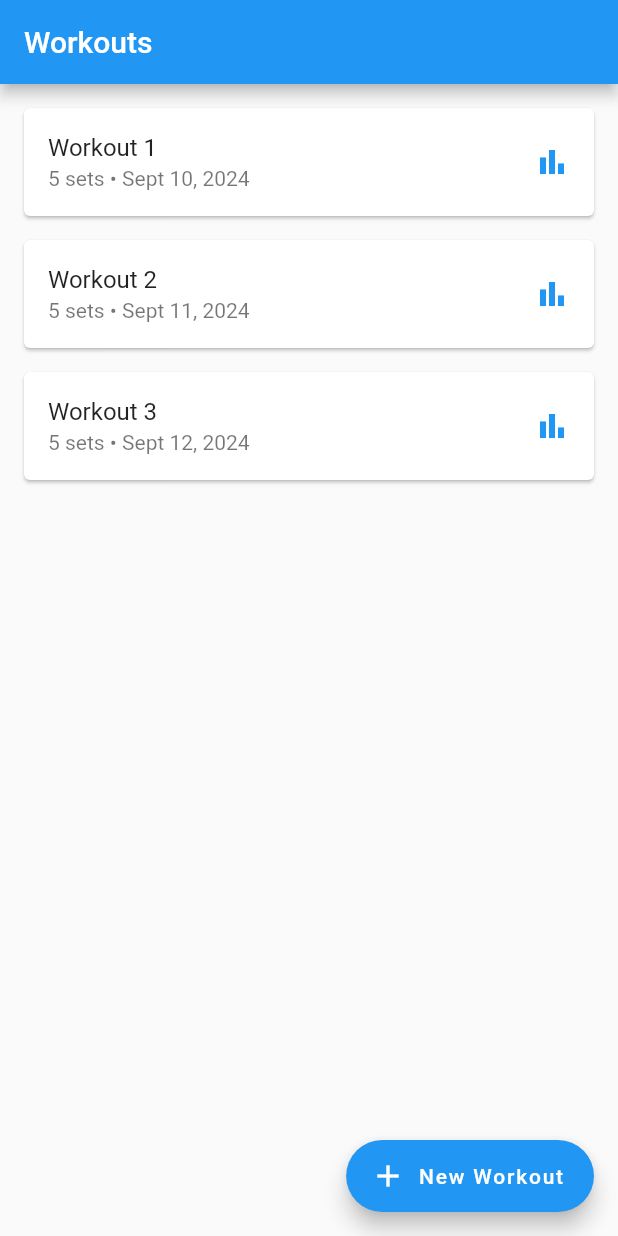
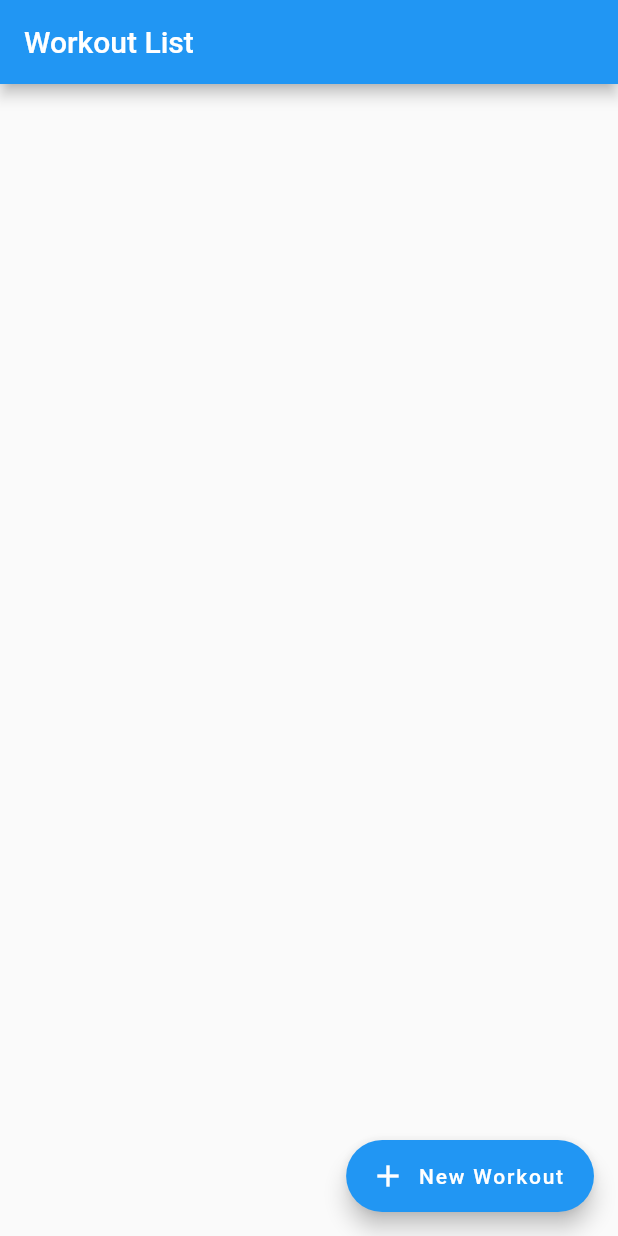
Before and after one commit to brunovsiqueira/magic_fitness, a Flutter app: the screen it shows after launch, on a phone screen of 412 x 824 dp. Run offline on Flutter 3.47's test engine with Material 2 defaults, Android fonts, the phone set to English and light mode, and no system bars; our stand-ins replace flutter_hooks, isar; accounts and stored records are empty; generated files the repository leaves out were written again.

Commit message:
WIP implementing WorkoutListScreen

```diff
--- a/lib/main.dart
+++ b/lib/main.dart
@@ -1,13 +1,34 @@
 import 'package:flutter/material.dart';
+import 'package:isar/isar.dart';
+import 'package:magic_fitness/src/datasources/workout_datasource.dart';
+import 'package:magic_fitness/src/datasources/workouts_datasource_impl.dart';
+import 'package:magic_fitness/src/models/workout_model.dart';
 import 'package:magic_fitness/src/routes.dart';
 import 'package:magic_fitness/src/screens/add_set_screen.dart';
 import 'package:magic_fitness/src/screens/workout_list_screen.dart';
 import 'package:magic_fitness/src/screens/workout_screen.dart';
+import 'package:path_provider/path_provider.dart';
 
-void main() => runApp(const MagicFitnessApp());
+void main() async {
+  WidgetsFlutterBinding.ensureInitialized();
+
+  final dir = await getApplicationDocumentsDirectory();
+  final isar = await Isar.open(
+    [WorkoutModelSchema],
+    directory: dir.path,
+  );
+
+  final workoutsDatasource = WorkoutsDatasourceImpl(isar);
+
+  runApp(MagicFitnessApp(
+    workoutsDatasource: workoutsDatasource,
+  ));
+}
 
 class MagicFitnessApp extends StatelessWidget {
-  const MagicFitnessApp({super.key});
+  const MagicFitnessApp({super.key, required this.workoutsDatasource});
+
+  final WorkoutsDatasource workoutsDatasource;
 
   @override
   Widget build(BuildContext context) {
@@ -18,7 +39,9 @@ class MagicFitnessApp extends StatelessWidget {
       ),
       initialRoute: AppRoutes.workouts,
       routes: {
-        AppRoutes.workouts: (context) => const WorkoutListScreen(),
+        AppRoutes.workouts: (context) => WorkoutListScreen(
+              workoutsDatasource: workoutsDatasource,
+            ),
         AppRoutes.workoutDetails: (context) => WorkoutScreen(),
         AppRoutes.addSet: (context) => const AddSetScreen(),
       },
--- /dev/null
+++ b/lib/src/hooks/use_workouts_hooks.dart
@@ -0,0 +1,39 @@
+import 'package:flutter_hooks/flutter_hooks.dart';
+import 'package:magic_fitness/src/datasources/workout_datasource.dart';
+import 'package:magic_fitness/src/models/workout_model.dart';
+
+class UseWorkoutsResult {
+  final List<WorkoutModel> workouts;
+  final void Function(WorkoutModel) updateWorkoutInList;
+
+  UseWorkoutsResult({
+    required this.workouts,
+    required this.updateWorkoutInList,
+  });
+}
+
+UseWorkoutsResult useWorkouts(WorkoutsDatasource workoutsDatasource) {
+  final workouts = useState<List<WorkoutModel>>([]);
+
+  useEffect(() {
+    workoutsDatasource.getAllWorkouts().then((fetchedWorkouts) {
+      workouts.value = fetchedWorkouts;
+    });
+    return null;
+  }, []);
+
+  // Update a workout in the local list
+  void updateWorkout(WorkoutModel updatedWorkout) {
+    workoutsDatasource.updateWorkout(updatedWorkout).then((value) => {
+          workouts.value = workouts.value
+              .map((workout) =>
+                  workout.id == updatedWorkout.id ? updatedWorkout : workout)
+              .toList()
+        });
+  }
+
+  return UseWorkoutsResult(
+    workouts: workouts.value,
+    updateWorkoutInList: updateWorkout,
+  );
+}
--- a/lib/src/screens/workout_list_screen.dart
+++ b/lib/src/screens/workout_list_screen.dart
@@ -1,49 +1,66 @@
 import 'package:flutter/material.dart';
+import 'package:flutter_hooks/flutter_hooks.dart';
+import 'package:magic_fitness/src/datasources/workout_datasource.dart';
+import 'package:magic_fitness/src/hooks/use_workouts_hooks.dart';
+import 'package:magic_fitness/src/models/workout_model.dart';
 import 'package:magic_fitness/src/routes.dart';
-import 'package:magic_fitness/src/screens/workout_screen.dart';
 
-class WorkoutListScreen extends StatelessWidget {
-  const WorkoutListScreen({super.key});
+class WorkoutListScreen extends HookWidget {
+  final WorkoutsDatasource workoutsDatasource;
+
+  WorkoutListScreen({required this.workoutsDatasource});
 
   @override
   Widget build(BuildContext context) {
+    // Using the custom hook
+    final workoutsData = useWorkouts(workoutsDatasource);
+
     return Scaffold(
       appBar: AppBar(
-          title: const Text(
-        'Workouts',
-      )),
-      body: Padding(
-        padding: const EdgeInsets.all(16.0),
-        child: Column(
-          crossAxisAlignment: CrossAxisAlignment.start,
-          children: [
-            Expanded(
-              child: ListView.builder(
-                itemCount: 3, // Example count
-                itemBuilder: (context, index) {
-                  return Card(
-                    margin: const EdgeInsets.only(bottom: 16),
-                    child: ListTile(
-                      title: Text('Workout ${index + 1}'),
-                      subtitle: Text('5 sets • Sept ${10 + index}, 2024'),
-                      trailing: const Icon(Icons.bar_chart, color: Colors.blue),
-                      onTap: () {
-                        //Navigator.pushNamed(context, AppRoutes.workoutDetails, arguments: );
-                      },
-                    ),
+        title: const Text('Workout List'),
+      ),
+      body: ListView.builder(
+        itemCount: workoutsData.workouts.length,
+        itemBuilder: (context, index) {
+          final workout = workoutsData.workouts[index];
+          return ListTile(
+            title: Text(workout.date.toString()),
+            onTap: () async {
+              final updatedWorkout = await Navigator.pushNamed(
+                context,
+                AppRoutes.workoutDetails,
+                arguments: workout,
+              ) as WorkoutModel?;
+
+              if (updatedWorkout != null) {
+                // Update the workout in the local list without refetching
+                workoutsData.updateWorkoutInList(updatedWorkout);
+
+                if (context.mounted) {
+                  ScaffoldMessenger.of(context).showSnackBar(
+                    const SnackBar(content: Text('Workout updated!')),
                   );
-                },
-              ),
-            ),
-          ],
-        ),
+                }
+              }
+            },
+          );
+        },
       ),
       floatingActionButton: FloatingActionButton.extended(
-        onPressed: () {
-          // Navigator.push(
-          //   context,
-          //   MaterialPageRoute(builder: (context) => const WorkoutScreen()),
-          // );
+        onPressed: () async {
+          final updatedWorkout =
+              await Navigator.pushNamed(context, AppRoutes.workoutDetails)
+                  as WorkoutModel?;
+          if (updatedWorkout != null) {
+            // Update the workout in the local list without refetching
+            workoutsData.updateWorkoutInList(updatedWorkout);
+
+            if (context.mounted) {
+              ScaffoldMessenger.of(context).showSnackBar(
+                const SnackBar(content: Text('Workout updated!')),
+              );
+            }
+          }
         },
         label: const Text('New Workout'),
         icon: const Icon(Icons.add),
--- a/pubspec.yaml
+++ b/pubspec.yaml
@@ -19,7 +19,8 @@ dependencies:
   cupertino_icons: ^1.0.2
   isar: ^3.1.0+1
   isar_flutter_libs: ^3.1.0+1
-  path_provider: ^2.1.2
+  path_provider: ^2.1.4
+  flutter_hooks: ^0.20.5
 
 dev_dependencies:
   flutter_test:
```
Also changed, not shown: pubspec.lock.
